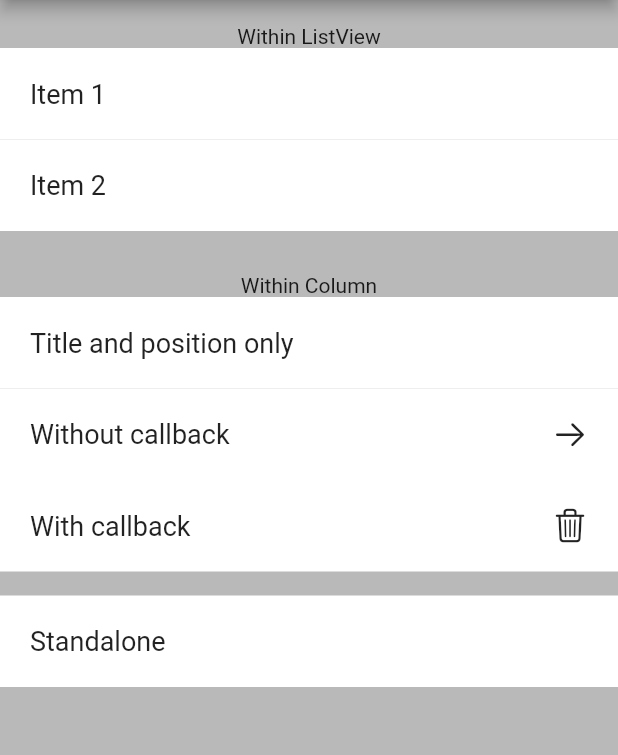
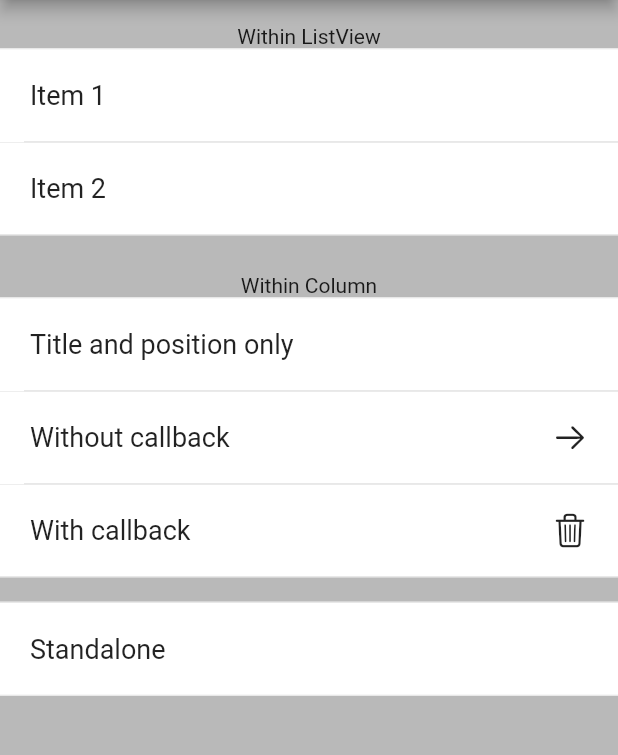
Before and after one commit to sems/dynamic_list_item, a Flutter app: the screen it shows after launch, on a phone screen of 412 x 824 dp, the part 84-839 px from its top. Run offline on Flutter 3.47's test engine with Material 2 defaults, Android fonts, the phone set to English and light mode, and no system bars.

Commit message:
Inclusion Divider on Android

```diff
--- a/lib/src/dynamic_list_item.dart
+++ b/lib/src/dynamic_list_item.dart
@@ -120,7 +120,12 @@ class _DynamicListItemState extends State<DynamicListItem> {
 
     Widget androidReturn = Container(
       color: Colors.white,
-      child: Material(
+      child: Column(
+        children: [
+          widget.position == ListItemPostition.Top || widget.position == ListItemPostition.StandAlone
+            ? Divider( height: 1)
+            : Container(),
+          Material(
             color: Colors.transparent,
             child: InkWell(
               child: Row(
@@ -144,12 +149,20 @@ class _DynamicListItemState extends State<DynamicListItem> {
               onTap: widget.callback,
             ),
           ),
+          widget.position == ListItemPostition.Top || widget.position == ListItemPostition.Middle
+            ? Divider( height: 1, indent: 16.0 )
+            : Container(),
+          widget.position == ListItemPostition.Bottom || widget.position == ListItemPostition.StandAlone
+            ? Divider(height: 1)
+            : Container(),
+        ],
+      ),
     );
 
     return widget.testing == true && widget.testing != null ? new MediaQuery(
       data: new MediaQueryData.fromWindow(ui.window),
       child: new Directionality(
-        textDirection: TextDirection.rtl,
+        textDirection: TextDirection.ltr,
         child:  androidReturn
       )
     ) : androidReturn;
--- a/pubspec.yaml
+++ b/pubspec.yaml
@@ -1,6 +1,6 @@
 name: dynamic_list_item
 description: A dynamic list item for who wants default platform styling within Flutter apps.
-version: 0.0.4
+version: 0.0.5
 homepage: 'https://github.com/sems/dynamic_list_item'
 issue_tracker: 'https://github.com/sems/dynamic_list_item/issues'
 maintainer: Sem Spanhaak (@sems)
```
Also changed, not shown: example/pubspec.lock, 1 other file. Lines whose indentation alone changed are shown as unchanged.
